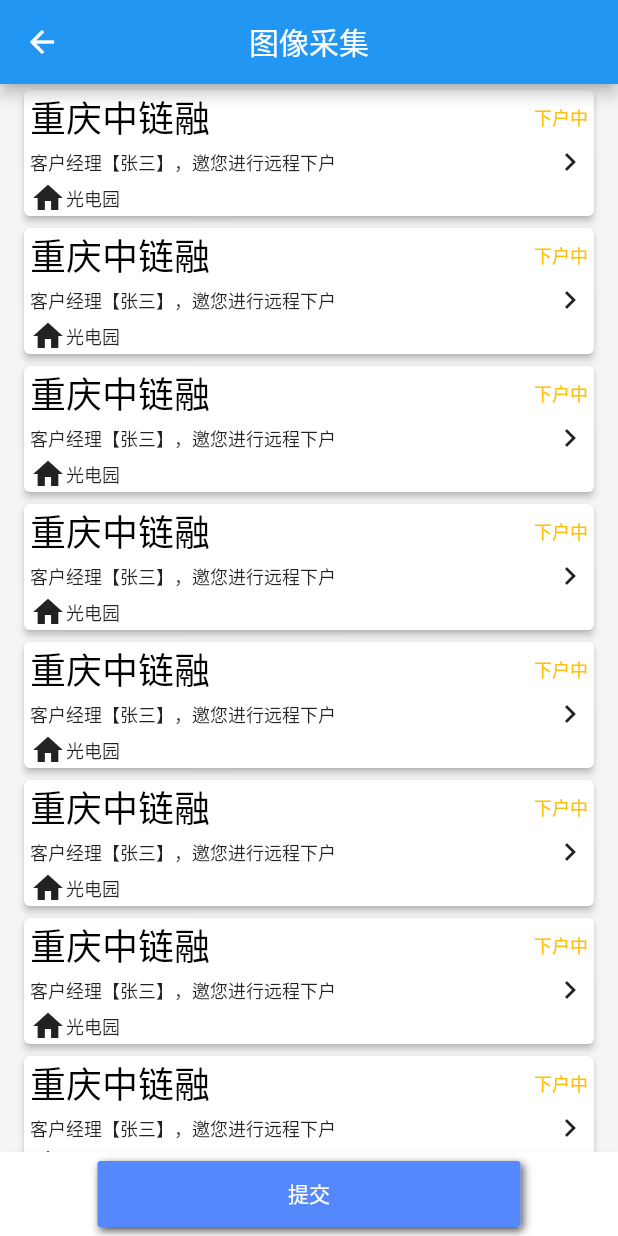
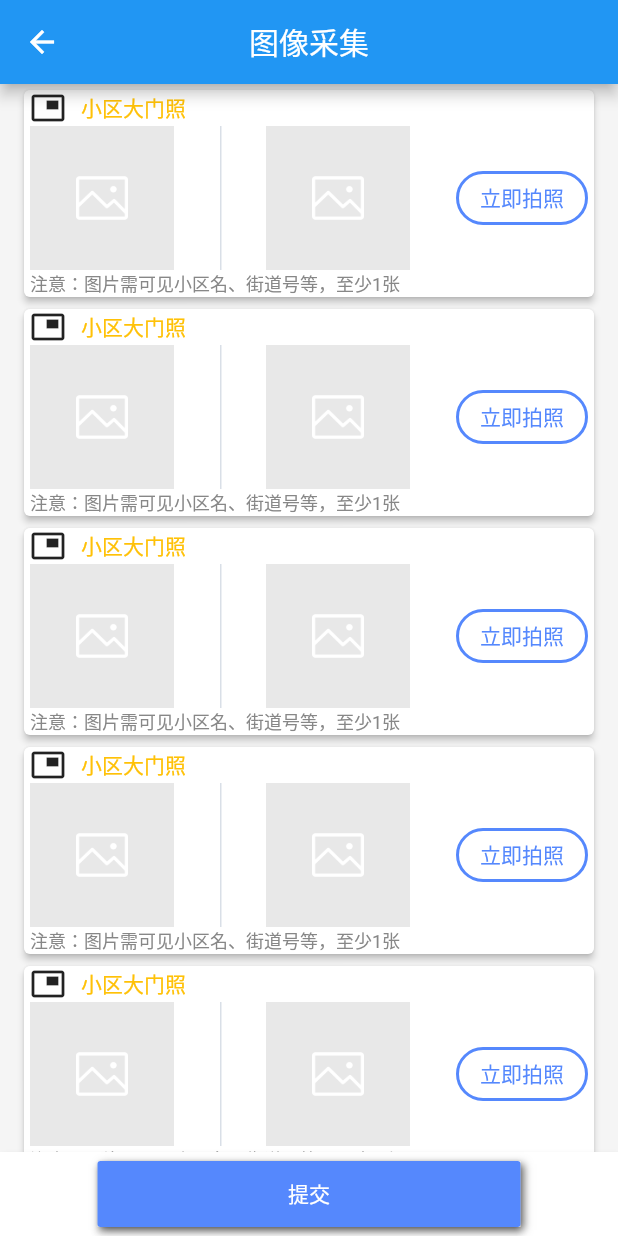
Before and after one commit to strategists/flutter_demo, a Flutter app: the FormPage screen opened directly, after a tap on "提交", on a phone screen of 412 x 824 dp. Run offline on Flutter 3.47's test engine with Material 2 defaults, Android fonts, the phone set to English and light mode, and no system bars; our stand-ins replace dio, fluttertoast, shared_preferences; missing offline and left inert: android_intent; accounts and stored records are empty.

Commit message:
modify media_page

```diff
--- a/lib/media/media_page.dart
+++ b/lib/media/media_page.dart
@@ -1,9 +1,14 @@
 import 'package:flutter/material.dart';
 import 'package:flutter_demo/widget/gather_page.dart';
 import 'package:flutter_demo/rtc/trtc_page.dart';
+import 'package:flutter_demo/style/my_color.dart';
+import 'package:android_intent/android_intent.dart';
+import 'dart:async';
+import 'dart:io';
 
 class MediaPage extends GatherPage {
-  MediaPage() : super(content:MediaListBody(),title:"图像采集",targetPage:TrtcPage());
+  MediaPage()
+      : super(content: MediaListBody(), title: "图像采集", targetPage: TrtcPage());
 }
 
 class MediaListBody extends StatefulWidget {
@@ -15,6 +20,7 @@ class MediaListBody extends StatefulWidget {
 
 class _MediaListBodyState extends State<MediaListBody> {
   var _list = <String>[];
+  var _outlineButtonText = '立即拍照';
 
   ScrollController _scrollController;
 
@@ -32,7 +38,6 @@ class _MediaListBodyState extends State<MediaListBody> {
     // TODO: implement build
     return _buildList(context);
   }
-
 
   Widget _buildList(BuildContext context) {
 //    assert(_list = null);
@@ -72,44 +77,96 @@ class _MediaListBodyState extends State<MediaListBody> {
             children: <Widget>[
               Row(
                 mainAxisSize: MainAxisSize.max,
-                mainAxisAlignment: MainAxisAlignment.spaceBetween,
+                mainAxisAlignment: MainAxisAlignment.start,
                 children: <Widget>[
                   Align(
                     alignment: Alignment.centerLeft,
+                    child: Icon(Icons.picture_in_picture),
+                  ),
+                  Padding(padding: EdgeInsets.symmetric(horizontal: 5.0)),
+                  Align(
+                    alignment: Alignment.centerLeft,
                     child: Text(
-                      "重庆中链融",
-                      style: TextStyle(
-                        color: Colors.black,
-                        fontSize: 24,
-                      ),
-                    ),
-                  ),
-                  Align(
-                    alignment: Alignment.centerRight,
-                    child: Text(
-                      "下户中",
-                      style: TextStyle(color: Colors.amber, fontSize: 12.0),
+                      "小区大门照",
+                      style: TextStyle(color: Colors.amber, fontSize: 14.0),
                     ),
                   ),
                 ],
               ),
               Row(
+                mainAxisSize: MainAxisSize.max,
+                crossAxisAlignment: CrossAxisAlignment.center,
                 mainAxisAlignment: MainAxisAlignment.spaceBetween,
                 children: <Widget>[
-                  Text(
-                    "客户经理【张三】，邀您进行远程下户",
-                    style: TextStyle(fontSize: 12.0),
+                  Image.asset(
+                    'images/perloader_icon.png',
+                    height: 96,
+                    width: 96,
                   ),
-                  Icon(Icons.keyboard_arrow_right)
+//                  VerticalDivider(color: const Color(0xFFD9DFE7),),
+                  SizedBox(
+                    width: 0.0,
+                    height: 96.0,
+                    child: Center(
+                      child: Container(
+                        width: 0.0,
+                        margin: EdgeInsetsDirectional.only(start: 0),
+                        decoration: BoxDecoration(
+                          border: Border(
+                            left: Divider.createBorderSide(
+                              context,
+                              color: const Color(0xFFD9DFE7),
+                              width: 1.0,
+                            ),
+                          ),
+                        ),
+                      ),
+                    ),
+                  ),
+                  Image.asset(
+                    'images/perloader_icon.png',
+                    height: 96,
+                    width: 96,
+                  ),
+                  OutlineButton(
+                    onPressed: () {
+                      if (Platform.isAndroid) {
+                        AndroidIntent intent = AndroidIntent(
+                          action: 'action_view',
+                          data: 'https://play.google.com/store/apps/details?'
+                              'id=com.google.android.apps.myapp',
+                          arguments: {'authAccount': ""},
+                        );
+                        intent.launch();
+                      }
+                    },
+                    child: Text(
+                      _outlineButtonText,
+                      style: TextStyle(
+                        color: MyColors.primary(),
+                        fontSize: 14.0,
+                      ),
+                    ),
+                    borderSide: BorderSide(
+                      color: MyColors.primary(),
+                      width: 2.0,
+                      style: BorderStyle.solid,
+                    ),
+                    shape: RoundedRectangleBorder(
+                      borderRadius: BorderRadius.all(
+                        Radius.circular(20.0),
+                      ),
+                    ),
+                  ),
                 ],
               ),
               Row(
                 mainAxisAlignment: MainAxisAlignment.start,
                 children: <Widget>[
-                  Icon(Icons.home),
                   Text(
-                    "光电园",
-                    style: TextStyle(fontSize: 12),
+                    "注意：图片需可见小区名、街道号等，至少1张",
+                    style:
+                        TextStyle(fontSize: 12, color: const Color(0xFF878787)),
                   )
                 ],
               ),
--- /dev/null
+++ b/lib/style/my_color.dart
@@ -0,0 +1,5 @@
+import 'package:flutter/material.dart';
+
+class MyColors {
+  static Color primary() => const Color(0xFF5588FD);
+}
--- a/pubspec.yaml
+++ b/pubspec.yaml
@@ -24,7 +24,8 @@ dependencies:
   scoped_model: ^1.0.1
   shared_preferences: ^0.4.1
   fluttertoast: ^2.1.1
-
+  android_intent: ^0.3.0+2
+  camera: ^0.5.0
 dev_dependencies:
   flutter_test:
     sdk: flutter
```
Also changed, not shown: images/perloader_icon.png (added), images/pic_success.png (added).
